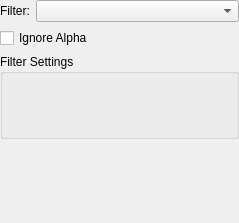
KDE/krita, file krita/plugins/paintops/libpaintop/forms/wdgfilteroption.ui: the form before one commit.
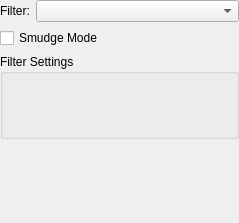
The form after the commit. Custom widgets are drawn as their Qt base class.

Patch:
```diff
--- a/krita/plugins/paintops/libpaintop/forms/wdgfilteroption.ui
+++ b/krita/plugins/paintops/libpaintop/forms/wdgfilteroption.ui
@@ -40,7 +40,7 @@
      <item>
       <widget class="QCheckBox" name="checkBoxIgnoreAlpha">
        <property name="text">
-        <string>Ignore Alpha</string>
+        <string>Smudge Mode</string>
        </property>
       </widget>
      </item>
```
Left out of the diff: 2 changed lines with no effect on the pictures.
